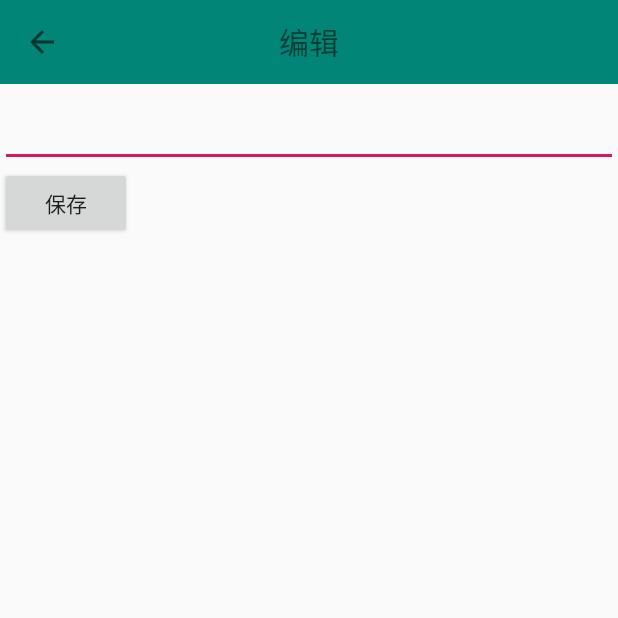
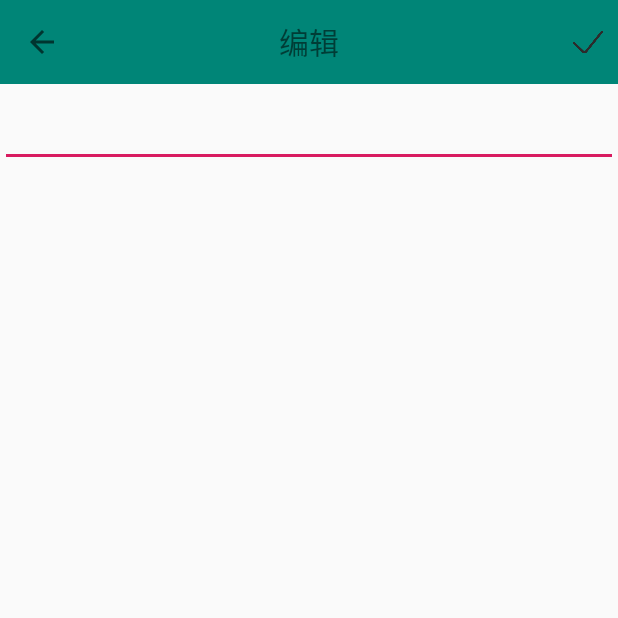
Before and after one commit to liyuanlu/XXXX, an Android app: the NoteEditActivity screen opened directly, with no data from a screen before it, on a phone screen of 412 x 824 dp, the top half of it. Run offline under Robolectric (Android 15) with nearby library versions, the phone set to English and light mode, and no system bars.

Commit message:
更新了toolbar图标

```diff
--- a/app/src/main/java/com/mlly/xxalarm/note/NoteEditActivity.java
+++ b/app/src/main/java/com/mlly/xxalarm/note/NoteEditActivity.java
@@ -2,11 +2,14 @@ package com.mlly.xxalarm.note;
 
 import android.content.Intent;
 import android.os.Bundle;
+import android.provider.ContactsContract;
 import android.support.v7.app.AppCompatActivity;
 import android.support.v7.widget.Toolbar;
+import android.view.MenuItem;
 import android.view.View;
 import android.widget.Button;
 import android.widget.EditText;
+import android.widget.ImageView;
 
 import com.mlly.xxalarm.R;
 
@@ -15,7 +18,6 @@ import java.util.Objects;
 public class NoteEditActivity extends AppCompatActivity implements View.OnClickListener {
 
     private EditText mNoteEdit;
-
     private int mType = NoteInfo.CREATE_NEW_NOTE_CODE;
 
     @Override
@@ -58,7 +60,7 @@ public class NoteEditActivity extends AppCompatActivity implements View.OnClickL
 
     private void initView() {
         mNoteEdit = (EditText) findViewById(R.id.note_edit);
-        Button mCommit = (Button) findViewById(R.id.commit);
+        ImageView mCommit = (ImageView) findViewById(R.id.commit);
         mCommit.setOnClickListener(this);
     }
 
--- a/app/src/main/res/layout/activity_note_edit.xml
+++ b/app/src/main/res/layout/activity_note_edit.xml
@@ -18,6 +18,13 @@
             android:text="@string/edit"
             android:textSize="@dimen/sp_20"
             android:layout_gravity="center"/>
+        <ImageView
+            android:layout_width="@dimen/dp_20"
+            android:layout_height="@dimen/dp_20"
+            android:src="@drawable/check"
+            android:layout_gravity="right"
+            android:id="@+id/commit"
+            android:layout_marginRight="@dimen/dp_10"/>
     </android.support.v7.widget.Toolbar>
 
     <EditText
@@ -27,10 +34,5 @@
         android:id="@+id/note_edit"
         android:inputType="textMultiLine" />
 
-    <Button
-        android:layout_width="wrap_content"
-        android:layout_height="wrap_content"
-        android:id="@+id/commit"
-        android:text="@string/save"/>
 
 </LinearLayout>
```
Also changed, not shown: app/src/main/res/drawable/check.png (added), app/src/main/res/drawable/reply.png (added), app/src/main/res/drawable/search.png.
